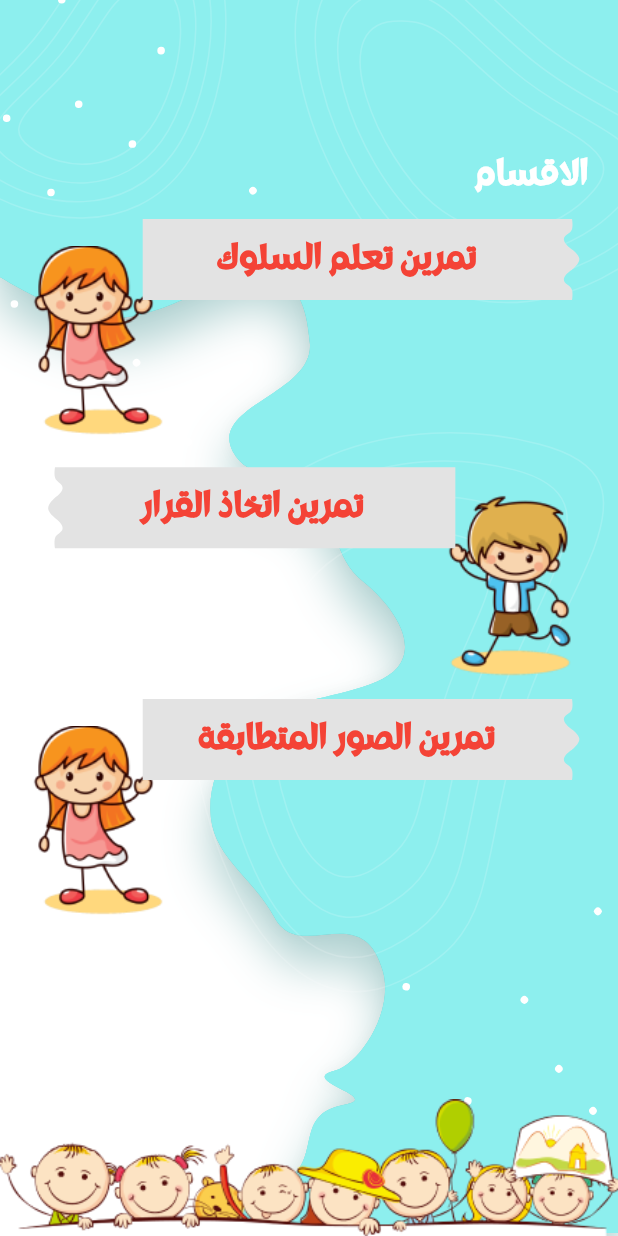
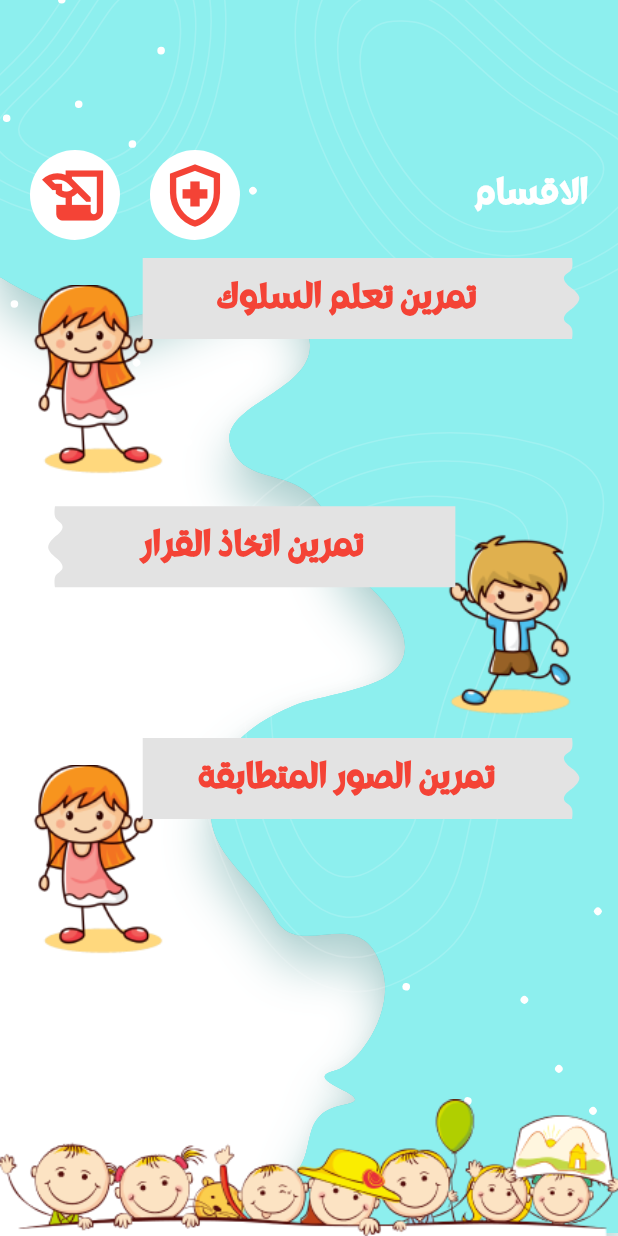
Before and after one commit to mahmoudmavia19/let_s_have_fun, a Flutter app: the ExercisesScreen screen opened by its route, on a phone screen of 412 x 824 dp. Run offline on Flutter 3.47's test engine with Material 3 defaults, Android fonts, the phone set to English and light mode, and no system bars; our stand-ins replace cached_network_image, connectivity_plus, flutter_svg, get, image_picker, lottie and 1 more; accounts and stored records are empty; project files that could hold a hidden picture were left out.

Commit message:
player ui updated

```diff
--- a/lib/core/utils/app_strings.dart
+++ b/lib/core/utils/app_strings.dart
@@ -68,6 +68,8 @@ class AppStrings {
 
   static const String playHistoryTitle = 'سجل لعب';
   static const String addCommentsTitle = 'اضافة تعليق ل';
+  static const String showAllComments = 'اظهار التعليقات';
+  static const String doctors = 'الاطباء';
 
   static String playHistoryForChild(String childName) => '$playHistoryTitle $childName';
   static String addCommentsForChild(String childName) => '$addCommentsTitle$childName';
@@ -78,5 +80,6 @@ class AppStrings {
   static const String notSuccess = 'الاجابة غير صحيحة';
   static const String nextLevel = 'المستوى التالى';
   static const String replay = 'أعد المحاولة';
+  static const String playHistory = 'سجل العب';
 
 }
--- a/lib/presentation/player/exercises/exercises_screen.dart
+++ b/lib/presentation/player/exercises/exercises_screen.dart
@@ -1,4 +1,5 @@
 import 'package:flutter/material.dart';
+import 'package:let_s_have_fun/core/app_export.dart';
 import 'package:let_s_have_fun/core/constant/constant.dart';
 import 'package:let_s_have_fun/core/utils/color_constant.dart';
 import 'package:let_s_have_fun/presentation/admin/exercies_management/model/level.dart';
@@ -34,11 +35,46 @@ class ExercisesScreen extends StatelessWidget {
                         crossAxisAlignment: CrossAxisAlignment.start,
                         mainAxisSize: MainAxisSize.min,
                         children: [
-                          Text(AppStrings.sections ,style: TextStyle(
-                              fontSize: 24 ,
-                              fontWeight: FontWeight.bold ,
-                              color: Colors.white
-                          ), ),
+                          Row(
+                            children: [
+                              Text(AppStrings.sections ,style: TextStyle(
+                                  fontSize: 24 ,
+                                  fontWeight: FontWeight.bold ,
+                                  color: Colors.white
+                              ), ),
+                              Spacer() ,
+                              Padding(
+                                padding: const EdgeInsets.only(left: 20.0),
+                                child: GestureDetector(
+                                  onTap:() {
+                                    Get.toNamed(AppRoutes.playerDoctorsScreen) ;
+                                  },
+                                  child: CircleAvatar(
+                                    radius: 30,
+                                    backgroundColor: Colors.white,
+                                    child: Icon(Icons.health_and_safety_outlined,size: 50.0,
+                                      color:Colors.red,
+                                    ),
+                                  ),
+                                ),
+                              ),
+                              Padding(
+                                padding: const EdgeInsets.only(left: 20.0),
+                                child: GestureDetector(
+                                  onTap:() {
+                                    Get.toNamed(AppRoutes.playerRecords) ;
+                                  },
+                                  child: CircleAvatar(
+                                    radius: 30,
+                                    backgroundColor: Colors.white,
+                                    child: Icon(Icons.history_edu,size: 50.0,
+                                      color:Colors.red,
+                                    ),
+                                  ),
+                                ),
+                              )
+                            ],
+                          ),
                         ],
                       ),
                     ),
--- /dev/null
+++ b/lib/presentation/player/player_doctors_screen/binding/player_doctors_binding.dart
@@ -0,0 +1,9 @@
+import '../../../../core/app_export.dart';
+import '../controller/player_doctors_controller.dart';
+
+class PlayerDoctorsBinding extends Bindings {
+  @override
+  void dependencies() {
+    Get.lazyPut(() => PlayerDoctorsController());
+  }
+}
--- /dev/null
+++ b/lib/presentation/player/player_records/binding/player_record_binding.dart
@@ -0,0 +1,9 @@
+import '../../../../core/app_export.dart';
+import '../controller/play_history_user_controller.dart';
+
+class PlayerRecordBinding extends Bindings {
+  @override
+  void dependencies() {
+    Get.lazyPut(() => PlayerRecordsController());
+  }
+}
--- a/lib/routes/app_routes.dart
+++ b/lib/routes/app_routes.dart
@@ -8,6 +8,8 @@ import 'package:let_s_have_fun/presentation/doctor/child_play_history/view_user_
 import 'package:let_s_have_fun/presentation/doctor/edit_profile/edit_profile.dart';
 import 'package:let_s_have_fun/presentation/player/games/binding/game_binding.dart';
 import 'package:let_s_have_fun/presentation/player/games/game_screen.dart';
+import 'package:let_s_have_fun/presentation/player/player_records/binding/player_record_binding.dart';
+import 'package:let_s_have_fun/presentation/player/player_records/player_records_screen.dart';
 import 'package:let_s_have_fun/presentation/splash_screen/splash_screen.dart';
 import 'package:let_s_have_fun/presentation/splash_screen/binding/splash_binding.dart';
 import 'package:get/get.dart';
@@ -28,6 +30,8 @@ import '../presentation/player/exercises/binding/exercises_binding.dart';
 import '../presentation/player/exercises/exercises_screen.dart';
 import '../presentation/player/levels/binding/levels_binding.dart';
 import '../presentation/player/levels/levels_screen.dart';
+import '../presentation/player/player_doctors_screen/binding/player_doctors_binding.dart';
+import '../presentation/player/player_doctors_screen/player_doctors_screen.dart';
 
 class AppRoutes {
   static const String splashScreen = '/splash_screen';
@@ -50,6 +54,8 @@ class AppRoutes {
   static const String exercisesScreen = '/player/exercises_screen';
   static const String levelsScreen = '/player/levels_screen';
   static const String gameScreen = '/player/game_screen';
+  static const String playerRecords = '/player/player_records';
+  static const String playerDoctorsScreen = '/player/player_doctors_screen';
 
 
 
@@ -149,6 +155,15 @@ class AppRoutes {
       page: () => GameScreen(level: Get.arguments[0] , color: Get.arguments[1]),
       binding: GameBinding(),
     ),
-
+    GetPage (
+      name: playerRecords,
+      page: () => PlayerRecords(),
+      binding: PlayerRecordBinding(),
+    ),
+    GetPage(
+      name: playerDoctorsScreen,
+      page: () => PlayerDoctorsScreen(),
+      binding: PlayerDoctorsBinding(),
+    )
   ];
 }
```
Also changed, not shown: lib/main.dart (+6 -4 lines), lib/presentation/player/player_doctors_screen/controller/player_doctors_controller.dart (added, +25 -0 lines), lib/presentation/player/player_doctors_screen/player_doctors_screen.dart (added, +135 -0 lines), lib/presentation/player/player_records/controller/play_history_user_controller.dart (added, +75 -0 lines), lib/presentation/player/player_records/player_records_screen.dart (added, +61 -0 lines), 1 other file.
